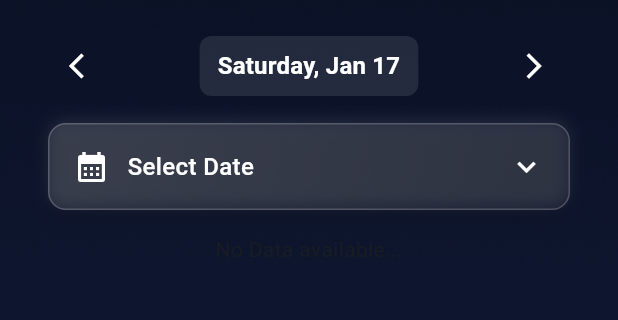
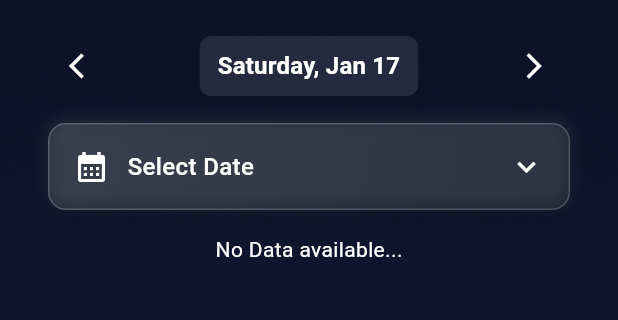
Before and after one commit to Veit-Kramer-Schoeggl/sleepbalance, a Flutter app: the NightScreen screen opened directly, on a phone screen of 412 x 824 dp, the part 63-383 px from its top. Run offline on Flutter 3.47's test engine with Material 3 defaults, Android fonts, the phone set to English and light mode, and no system bars; our stand-ins replace dio, flutter_dotenv, flutter_timezone, shared_preferences, sqflite; missing offline and left inert: cryptography, fitbitter; accounts and stored records are empty.

Commit message:
color fixes

```diff
--- a/lib/features/night_review/presentation/screens/night_screen.dart
+++ b/lib/features/night_review/presentation/screens/night_screen.dart
@@ -158,7 +158,7 @@ class _NightScreenState extends State<NightScreen> {
     }
 
     if (sleepRecord == null) {
-      return Text("No Data available...");
+      return Text("No Data available...", style: TextStyle(color: Colors.white));
     }
 
     final dateLabel = DateFormat('EEE, MMM d').format(_currentDate);
--- a/lib/shared/widgets/ui/expandable_calendar.dart
+++ b/lib/shared/widgets/ui/expandable_calendar.dart
@@ -142,14 +142,29 @@ class _ExpandableCalendarState extends State<ExpandableCalendar>
                 sizeFactor: _expandAnimation,
                 child: Container(
                   padding: const EdgeInsets.all(16),
+                  child: Theme(
+                    data: Theme.of(context).copyWith(
+                      colorScheme: Theme.of(context).colorScheme.copyWith(
+                        primary: Colors.blue,
+                        onPrimary: Colors.white,
+                        onSurface: Colors.white,
+                      ),
+                      textTheme: Theme.of(context).textTheme.copyWith(
+                        bodySmall: const TextStyle(color: Colors.green), // weekday labels
+                      ),
+                    ),
+                    child: Container(
+                      padding: const EdgeInsets.all(16),
                       child: CalendarDatePicker(
                         initialDate: widget.selectedDate,
                         firstDate: DateTime.now().subtract(const Duration(days: 365)),
                         lastDate: DateTime.now().add(const Duration(days: 365)),
                         onDateChanged: (date) {
                           widget.onDateSelected(date);
-                      widget.onToggleExpansion(); // Auto-collapse after selection
+                          widget.onToggleExpansion();
                         },
+                      ),
+                    ),
                   ),
                 ),
               ),
```
Lines whose indentation alone changed are shown as unchanged.
